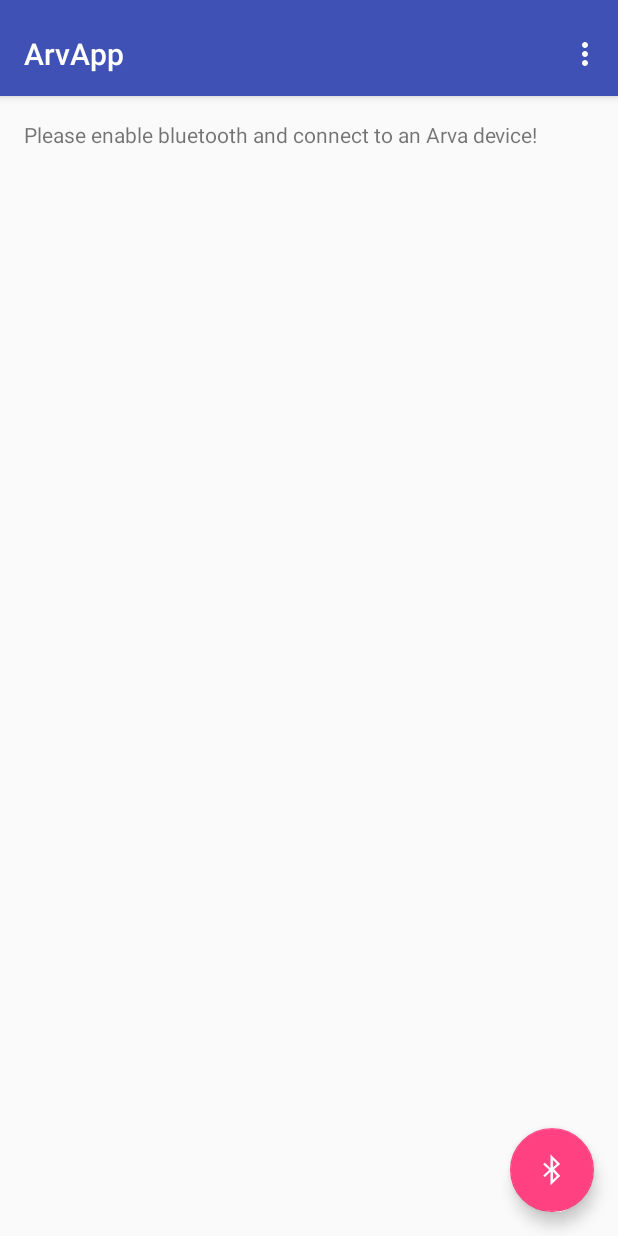
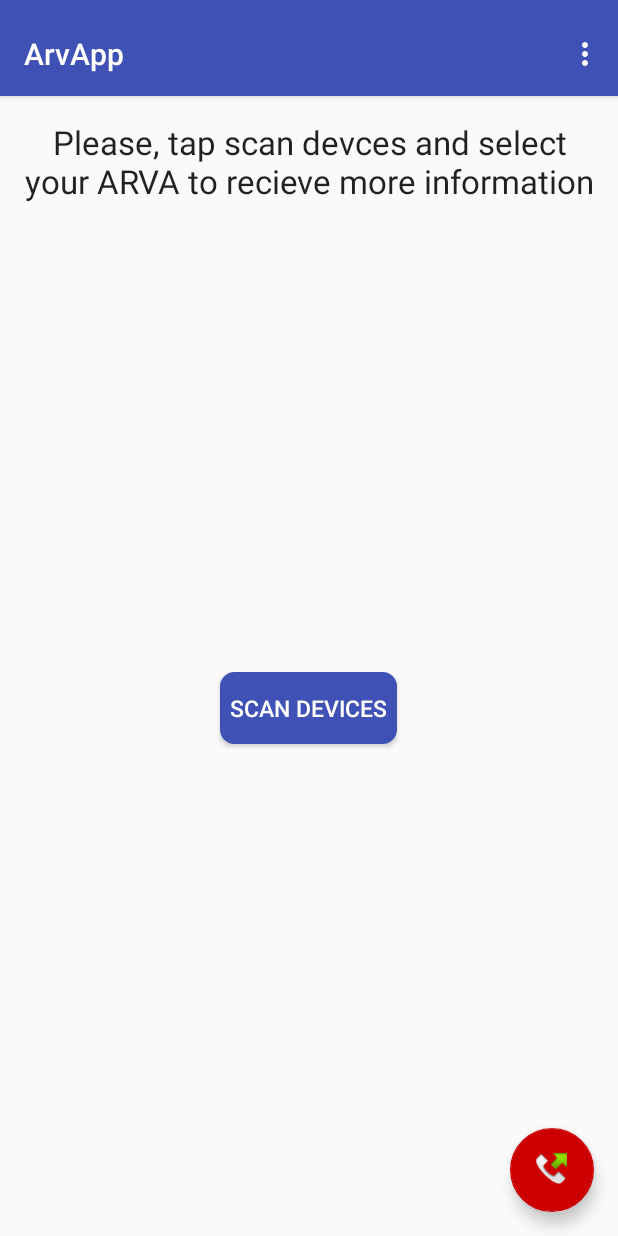
Before and after one commit to Lorenaupc/ArvApp, an Android app: the screen it shows after launch (MainActivity), on a phone screen of 412 x 824 dp. Run offline under Robolectric (Android 15) with nearby library versions, the phone set to English and light mode, and no system bars; 3 statements that could not run were skipped.

Commit message:
App layout redone, still remaining some

```diff
--- a/mobile/src/main/AndroidManifest.xml
+++ b/mobile/src/main/AndroidManifest.xml
@@ -6,6 +6,7 @@
     <uses-permission android:name="android.permission.BLUETOOTH" />
     <uses-permission android:name="android.permission.BLUETOOTH_ADMIN" />
     <uses-permission android:name="android.permission.ACCESS_COARSE_LOCATION"/>
+    <uses-permission android:name="android.permission.SEND_SMS"/>
 
     <!--
          The ACCESS_COARSE/FINE_LOCATION permissions are not required to use
--- /dev/null
+++ b/mobile/src/main/res/drawable/custom_button_scan.xml
@@ -0,0 +1,10 @@
+<?xml version="1.0" encoding="utf-8"?>
+<shape xmlns:android="http://schemas.android.com/apk/res/android" android:shape="rectangle" >
+    <corners android:radius="8dp" />
+    <stroke android:width="5px" android:color="@color/colorPrimary"/>
+    <solid android:color="@color/colorPrimary" />
+    <padding android:left="7dp"
+        android:top="7dp"
+        android:right="7dp"
+        android:bottom="7dp" />
+</shape>
--- a/mobile/src/main/res/layout/activity_main.xml
+++ b/mobile/src/main/res/layout/activity_main.xml
@@ -39,6 +39,6 @@
         android:layout_height="wrap_content"
         android:layout_gravity="end|bottom"
         android:layout_margin="@dimen/fab_margin"
-        android:src="@android:drawable/stat_sys_data_bluetooth" />
+        android:src="@android:drawable/sym_call_outgoing" />
 
 </android.support.design.widget.CoordinatorLayout>
--- a/mobile/src/main/res/layout/fragment_main.xml
+++ b/mobile/src/main/res/layout/fragment_main.xml
@@ -6,30 +6,26 @@
     android:paddingLeft="@dimen/activity_horizontal_margin"
     android:paddingRight="@dimen/activity_horizontal_margin"
     android:paddingTop="@dimen/activity_vertical_margin"
-    tools:context="es.atmosferia.arva.arvapp.MainActivity$PlaceholderFragment">
-
-    <TextView
-        android:id="@+id/section_label"
-        android:layout_width="wrap_content"
-        android:layout_height="wrap_content" />
-
-    <ImageView
-        android:layout_width="fill_parent"
-        android:layout_height="250dp"
-        android:id="@+id/arrow"
-        android:src="@mipmap/arrow"
-        android:paddingTop="30dp" />
+    tools:context="es.atmosferia.arva.arvapp.MainActivity$PlaceholderFragment"
+    android:minWidth="100dp">
 
     <TextView
         android:layout_width="wrap_content"
         android:layout_height="wrap_content"
-        android:text="Distance"
-        android:id="@+id/distance"
-        android:layout_below="@+id/arrow"
-        android:layout_centerHorizontal="true"
-        android:layout_marginTop="60dp"
-        android:textIsSelectable="false"
-        android:textSize="32dp"
-        android:textStyle="bold" />
+        android:textAppearance="?android:attr/textAppearanceLarge"
+        android:text="@string/ble_info_hint"
+        android:id="@+id/ble_info"
+        android:textAlignment="center" />
+
+    <Button
+        android:layout_width="wrap_content"
+        android:layout_height="wrap_content"
+        android:text="@string/ble_butt_hint"
+        android:id="@+id/ble_enable_butt"
+        android:background="@drawable/custom_button_scan"
+        android:textColor="#ffffff"
+        android:textSize="15sp"
+        android:layout_centerInParent="true"
+        android:layout_marginTop="20dp" />
 
 </RelativeLayout>
--- a/mobile/src/main/res/values/colors.xml
+++ b/mobile/src/main/res/values/colors.xml
@@ -1,6 +1,6 @@
 <?xml version="1.0" encoding="utf-8"?>
 <resources>
     <color name="colorPrimary">#3F51B5</color>
-    <color name="colorPrimaryDark">#303F9F</color>
+    <color name="colorPrimaryDark">#303f9f</color>
     <color name="colorAccent">#FF4081</color>
 </resources>
--- a/mobile/src/main/res/values/strings.xml
+++ b/mobile/src/main/res/values/strings.xml
@@ -8,11 +8,16 @@
     <!-- BLE -->
     <string name="text_pair">Pair</string>
     <string name="title_activity_maps">Map</string>
-    <string name="bleHelper">Please enable bluetooth and connect to an Arva device!</string>
     <string name="latitude">Latitude</string>
     <string name="height">Altitude</string>
     <string name="longitude">Longitude</string>
 
     <!-- Google inc -->
     <string name="google_app_id">7013903331</string>
+    <string name="arrow_CD">Directional Arrow</string>
+    <string name="emisio_hint">Mode Emissió</string>
+    <string name="recepcio_hint">Mode Recepció</string>
+    <string name="ble_butt_hint">Scan Devices</string>
+    <string name="change_mode_hint">Change Mode</string>
+    <string name="ble_info_hint">Please, tap scan devces and select your ARVA to recieve more information</string>
 </resources>
--- a/mobile/src/main/res/values/styles.xml
+++ b/mobile/src/main/res/values/styles.xml
@@ -5,7 +5,7 @@
         <!-- Customize your theme here. -->
         <item name="colorPrimary">@color/colorPrimary</item>
         <item name="colorPrimaryDark">@color/colorPrimaryDark</item>
-        <item name="colorAccent">@color/colorAccent</item>
+        <item name="colorAccent">@android:color/holo_red_dark</item>
     </style>
 
     <style name="AppTheme.NoActionBar">
```
Also changed, not shown: mobile/src/main/java/es/atmosferia/arva/arvapp/MainActivity.java (+97 -17 lines), mobile/src/main/res/drawable/chmode_custom_buton.xml (added, +10 -0 lines), mobile/src/main/res/layout/fragment_main_rx.xml (added, +55 -0 lines), mobile/src/main/res/layout/fragment_main_tx.xml (added, +30 -0 lines), mobile/src/main/ic_launcher-web.png (added), mobile/src/main/res/drawable/boto_112.png (added), mobile/src/main/res/mipmap-hdpi/ic_launcher.png, mobile/src/main/res/mipmap-mdpi/ic_launcher.png, mobile/src/main/res/mipmap-xhdpi/ic_launcher.png, mobile/src/main/res/mipmap-xxhdpi/ic_launcher.png, mobile/src/main/res/mipmap-xxxhdpi/ic_launcher.png, 2 other files.
